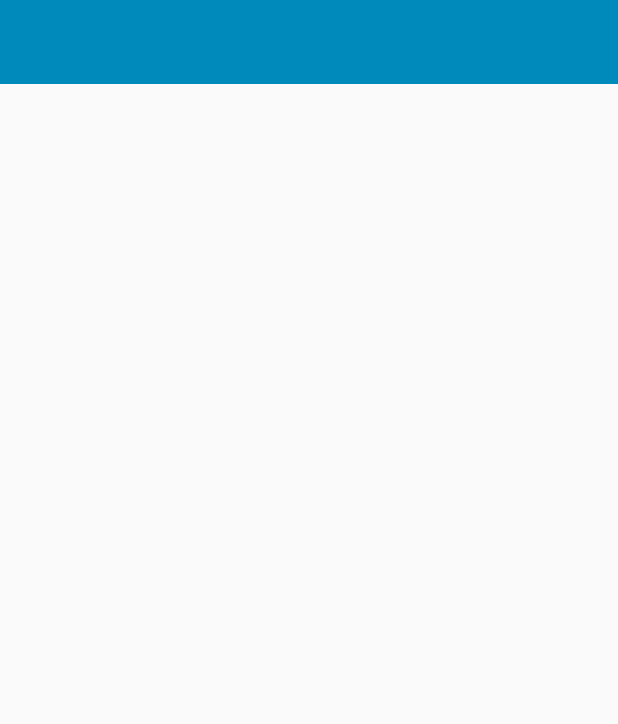
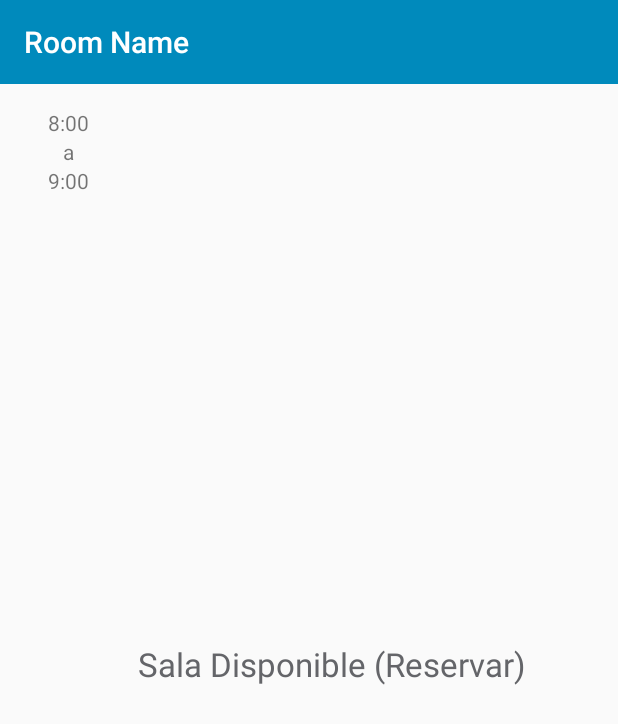
Before and after one commit to carlosmonzon/EasyRoom, an Android app: the fragment DayListFragment shown on its own in the app's theme, on a phone screen of 412 x 824 dp. Shown: the top 724 px of the screen. Run offline under Robolectric (Android 15) with nearby library versions, the phone set to English and light mode, and no system bars.

Commit message:
Daily room

```diff
--- /dev/null
+++ b/Android/EasyRoom/app/src/main/java/com/belatrix/easyroom/entities/DailyRoom.java
@@ -0,0 +1,17 @@
+package com.belatrix.easyroom.entities;
+
+/**
+ * Created by cmonzon on 07/08/15.
+ */
+public class DailyRoom {
+
+    public String title;
+
+    public String user;
+
+    public String start;
+
+    public String end;
+
+    public boolean isFree;
+}
--- a/Android/EasyRoom/app/src/main/java/com/belatrix/easyroom/ui/fragments/DayListAdapter.java
+++ b/Android/EasyRoom/app/src/main/java/com/belatrix/easyroom/ui/fragments/DayListAdapter.java
@@ -1,25 +1,104 @@
 package com.belatrix.easyroom.ui.fragments;
 
+import com.belatrix.easyroom.R;
+import com.belatrix.easyroom.entities.DailyRoom;
+
 import android.support.v7.widget.RecyclerView;
+import android.view.LayoutInflater;
+import android.view.View;
 import android.view.ViewGroup;
+import android.widget.TextView;
+
+import java.util.List;
 
 /**
  * Created by cmonzon on 07/08/15.
  */
 public class DayListAdapter extends RecyclerView.Adapter<RecyclerView.ViewHolder> {
 
+    public static final int TYPE_RESERVED = 0;
+
+    public static final int TYPE_FREE = 1;
+
+    private final List<DailyRoom> listArray;
+
+    public DayListAdapter(List array) {
+        this.listArray = array;
+    }
+
+    @Override
+    public int getItemViewType(int position) {
+        DailyRoom item = listArray.get(position);
+        if (item.isFree) {
+            return TYPE_FREE;
+        } else {
+            return TYPE_RESERVED;
+        }
+    }
+
     @Override
     public RecyclerView.ViewHolder onCreateViewHolder(ViewGroup parent, int viewType) {
-        return null;
+        if (viewType == TYPE_RESERVED) {
+            View itemView = LayoutInflater.from(parent.getContext())
+                    .inflate(R.layout.room_simply_detail_view, parent, false);
+            return new RoomViewHolder(itemView);
+        } else {
+            View itemView = LayoutInflater.from(parent.getContext())
+                    .inflate(R.layout.available_view, parent, false);
+            return new AvailableHolder(itemView);
+        }
     }
 
     @Override
     public void onBindViewHolder(RecyclerView.ViewHolder holder, int position) {
+        DailyRoom item = listArray.get(position);
 
+        if (holder instanceof RoomViewHolder) {
+
+        } else if (holder instanceof AvailableHolder) {
+            AvailableHolder availableHolder = (AvailableHolder) holder;
+
+            availableHolder.start.setText(item.start);
+            availableHolder.end.setText(item.end);
+        }
     }
 
     @Override
     public int getItemCount() {
-        return 0;
+        return listArray.size();
     }
+
+
+    public static class RoomViewHolder extends RecyclerView.ViewHolder {
+
+        TextView title;
+
+        TextView user;
+
+        TextView start;
+
+        TextView end;
+
+        public RoomViewHolder(View view) {
+            super(view);
+            title = (TextView) view.findViewById(R.id.reservationTitle);
+            user = (TextView) view.findViewById(R.id.reservationUser);
+            start = (TextView) view.findViewById(R.id.startTime);
+            end = (TextView) view.findViewById(R.id.endTime);
+        }
+    }
+
+    public static class AvailableHolder extends RecyclerView.ViewHolder {
+
+        TextView start;
+
+        TextView end;
+
+        public AvailableHolder(View view) {
+            super(view);
+            start = (TextView) view.findViewById(R.id.startTime);
+            end = (TextView) view.findViewById(R.id.endTime);
+        }
+    }
+
 }
--- a/Android/EasyRoom/app/src/main/java/com/belatrix/easyroom/ui/fragments/DayListFragment.java
+++ b/Android/EasyRoom/app/src/main/java/com/belatrix/easyroom/ui/fragments/DayListFragment.java
@@ -2,39 +2,36 @@ package com.belatrix.easyroom.ui.fragments;
 
 import android.os.Bundle;
 import android.support.v4.app.Fragment;
+import android.support.v7.app.AppCompatActivity;
+import android.support.v7.widget.DefaultItemAnimator;
+import android.support.v7.widget.LinearLayoutManager;
+import android.support.v7.widget.RecyclerView;
+import android.support.v7.widget.Toolbar;
 import android.view.LayoutInflater;
 import android.view.View;
 import android.view.ViewGroup;
 
 import com.belatrix.easyroom.R;
+import com.belatrix.easyroom.entities.DailyRoom;
+
+import java.util.ArrayList;
 
 public class DayListFragment extends Fragment {
 
-    // TODO: Rename parameter arguments, choose names that match
-    // the fragment initialization parameters, e.g. ARG_ITEM_NUMBER
-    private static final String ARG_PARAM1 = "param1";
+    private final static int START_LIMIT = 8;
 
-    private static final String ARG_PARAM2 = "param2";
+    private final static int END_LIMIT = 17;
 
-    // TODO: Rename and change types of parameters
-    private String mParam1;
+    private ArrayList<DailyRoom> mDailyRooms;
 
-    private String mParam2;
+    RecyclerView mRecyclerView;
 
-    /**
-     * Use this factory method to create a new instance of
-     * this fragment using the provided parameters.
-     *
-     * @param param1 Parameter 1.
-     * @param param2 Parameter 2.
-     * @return A new instance of fragment DayListFragment.
-     */
-    // TODO: Rename and change types and number of parameters
+    DayListAdapter mAdapter;
+
+
     public static DayListFragment newInstance(String param1, String param2) {
         DayListFragment fragment = new DayListFragment();
         Bundle args = new Bundle();
-        args.putString(ARG_PARAM1, param1);
-        args.putString(ARG_PARAM2, param2);
         fragment.setArguments(args);
         return fragment;
     }
@@ -47,15 +44,54 @@ public class DayListFragment extends Fragment {
     public void onCreate(Bundle savedInstanceState) {
         super.onCreate(savedInstanceState);
         if (getArguments() != null) {
-            mParam1 = getArguments().getString(ARG_PARAM1);
-            mParam2 = getArguments().getString(ARG_PARAM2);
         }
+
+
+    }
+
+    private void fillArray() {
+        mDailyRooms = new ArrayList<>();
+
+        for (int i = START_LIMIT; i <= END_LIMIT; i++) {
+
+            DailyRoom dailyRoom = new DailyRoom();
+            dailyRoom.isFree = true;
+            dailyRoom.start = buildHour(i);
+            dailyRoom.end = buildHour(i + 1);
+            mDailyRooms.add(dailyRoom);
+        }
+
+        if (mRecyclerView != null) {
+            mAdapter = new DayListAdapter(mDailyRooms);
+            mRecyclerView.setAdapter(mAdapter);
+        }
+    }
+
+    private String buildHour(int hour) {
+        String value = Integer.toString(hour) + ":00";
+        return value;
     }
 
     @Override
     public View onCreateView(LayoutInflater inflater, ViewGroup container,
             Bundle savedInstanceState) {
         // Inflate the layout for this fragment
-        return inflater.inflate(R.layout.fragment_day_list, container, false);
+        View fragmentView = inflater.inflate(R.layout.fragment_day_list, container, false);
+        if (fragmentView != null) {
+
+            Toolbar mToolbar = (Toolbar) fragmentView.findViewById(R.id.toolbar);
+            mToolbar.setTitle("Room Name");
+            ((AppCompatActivity) getActivity()).setSupportActionBar(mToolbar);
+            RecyclerView.LayoutManager layoutManager = new LinearLayoutManager(getActivity());
+            mRecyclerView = (RecyclerView) fragmentView
+                    .findViewById(R.id.recycler);
+
+            // allows for optimizations
+            mRecyclerView.setHasFixedSize(true);
+            mRecyclerView.setLayoutManager(layoutManager);
+            mRecyclerView.setItemAnimator(new DefaultItemAnimator());
+            fillArray();
+        }
+        return fragmentView;
     }
 }
--- a/Android/EasyRoom/app/src/main/res/layout/available_view.xml
+++ b/Android/EasyRoom/app/src/main/res/layout/available_view.xml
@@ -1,9 +1,24 @@
 <?xml version="1.0" encoding="utf-8"?>
-<TextView
-        xmlns:android="http://schemas.android.com/apk/res/android"
-        android:gravity="center"
-        android:id="@+id/reservationTitle" android:layout_width="match_parent"
-        android:layout_height="72dp"
-        android:background="?android:attr/selectableItemBackground"
-        style="@style/Base.TextAppearance.AppCompat.Large"
-        android:text="Sala Disponible (Reservar)"/>
+<RelativeLayout xmlns:android="http://schemas.android.com/apk/res/android"
+                android:padding="@dimen/activity_horizontal_margin"
+                android:layout_width="match_parent"
+                android:layout_height="match_parent"
+                android:minHeight="72dp"
+                android:layout_gravity="center_vertical">
+
+    <include
+            android:id="@+id/time_range"
+            layout="@layout/time_range_view"/>
+
+    <TextView
+            android:gravity="center_vertical"
+            android:layout_width="match_parent"
+            android:layout_height="match_parent"
+            android:layout_marginLeft="@dimen/activity_horizontal_margin"
+            android:paddingTop="5dp"
+            android:textColor="@color/primaryGrey"
+            android:layout_toRightOf="@+id/time_range"
+            android:background="?android:attr/selectableItemBackground"
+            style="@style/Base.TextAppearance.AppCompat.Large"
+            android:text="Sala Disponible (Reservar)"/>
+</RelativeLayout>
--- a/Android/EasyRoom/app/src/main/res/layout/fragment_day_list.xml
+++ b/Android/EasyRoom/app/src/main/res/layout/fragment_day_list.xml
@@ -13,6 +13,7 @@
     <android.support.v7.widget.RecyclerView
             android:layout_width="match_parent"
             android:layout_height="match_parent"
+            android:id="@+id/recycler"
             tools:context="com.belatrix.easyroom.ui.fragments.DayListFragment">
 
 
```
Also changed, not shown: Android/EasyRoom/app/src/main/java/com/belatrix/easyroom/ui/activities/DetailRoomActivity.java (+13 -1 lines), Android/EasyRoom/app/src/main/res/layout/activity_detail_room.xml (+8 -4 lines).
